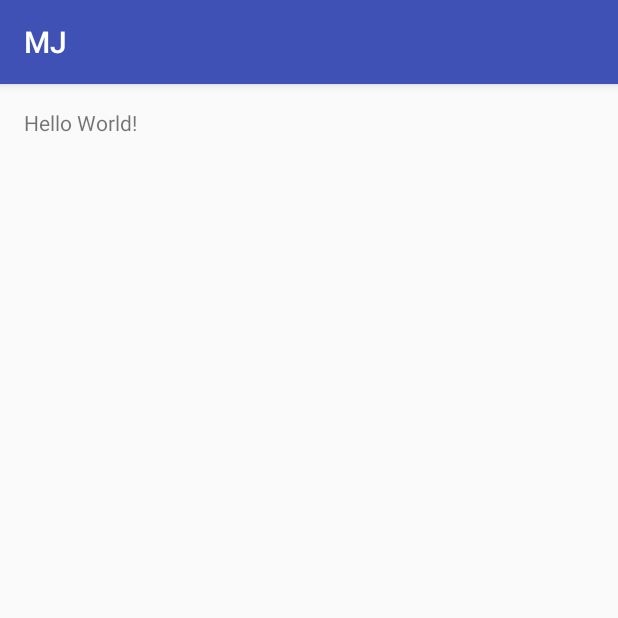
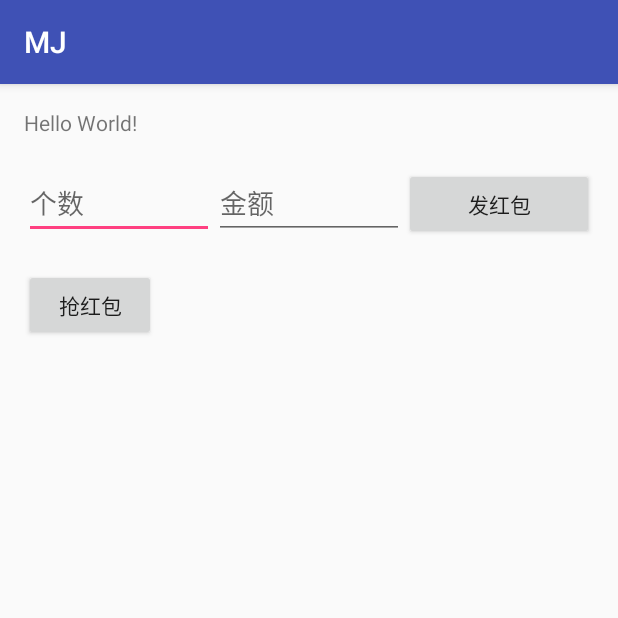
Before and after one commit to lizwangying/MJ, an Android app: the screen it shows after launch (MainActivity), on a phone screen of 412 x 824 dp, the top half of it. Run offline under Robolectric (Android 15) with nearby library versions, the phone set to English and light mode, and no system bars; our stand-ins replace ButterKnife; libraries missing offline, so code that uses them is left out: com.facebook.drawee, com.squareup.okhttp; 1 statement that could not run was skipped.

Commit message:
提交首页代码。

```diff
--- a/app/src/main/AndroidManifest.xml
+++ b/app/src/main/AndroidManifest.xml
@@ -1,6 +1,9 @@
 <?xml version="1.0" encoding="utf-8"?>
 <manifest xmlns:android="http://schemas.android.com/apk/res/android"
     package="com.dongye.mj" >
+
+    <uses-permission android:name="android.permission.INTERNET" />
+    <uses-permission android:name="android.permission.ACCESS_NETWORK_STATE" />
 
     <application
         android:name=".App"
--- a/app/src/main/java/com/dongye/mj/activity/MainActivity.java
+++ b/app/src/main/java/com/dongye/mj/activity/MainActivity.java
@@ -1,15 +1,25 @@
 package com.dongye.mj.activity;
 
-import android.support.v7.app.AppCompatActivity;
-import android.os.Bundle;
+import android.view.View;
 
+import com.dongye.mj.BaseActivity;
 import com.dongye.mj.R;
 
-public class MainActivity extends AppCompatActivity {
+public class MainActivity extends BaseActivity {
 
     @Override
-    protected void onCreate(Bundle savedInstanceState) {
-        super.onCreate(savedInstanceState);
-        setContentView(R.layout.activity_main);
+    protected int getLayoutId() {
+        return R.layout.activity_main;
+    }
+
+    @Override
+    public void initView() {
+        //初始化
+    }
+
+    @Override
+    public void onClick(View view) {
+        //点击事件写这里
+
     }
 }
--- a/app/src/main/res/layout/activity_main.xml
+++ b/app/src/main/res/layout/activity_main.xml
@@ -1,11 +1,62 @@
 <?xml version="1.0" encoding="utf-8"?>
-<RelativeLayout xmlns:android="http://schemas.android.com/apk/res/android"
-    xmlns:tools="http://schemas.android.com/tools" android:layout_width="match_parent"
-    android:layout_height="match_parent" android:paddingLeft="@dimen/activity_horizontal_margin"
-    android:paddingRight="@dimen/activity_horizontal_margin"
-    android:paddingTop="@dimen/activity_vertical_margin"
-    android:paddingBottom="@dimen/activity_vertical_margin" tools:context=".MainActivity">
+<ScrollView xmlns:android="http://schemas.android.com/apk/res/android"
+    xmlns:tools="http://schemas.android.com/tools"
+    android:layout_width="match_parent"
+    android:layout_height="match_parent">
 
-    <TextView android:text="Hello World!" android:layout_width="wrap_content"
-        android:layout_height="wrap_content" />
-</RelativeLayout>
+    <RelativeLayout
+        android:layout_width="match_parent"
+        android:layout_height="wrap_content"
+        android:paddingBottom="@dimen/activity_vertical_margin"
+        android:paddingLeft="@dimen/activity_horizontal_margin"
+        android:paddingRight="@dimen/activity_horizontal_margin"
+        android:paddingTop="@dimen/activity_vertical_margin"
+        tools:context=".MainActivity">
+
+        <TextView
+            android:id="@+id/tv"
+            android:layout_width="wrap_content"
+            android:layout_height="wrap_content"
+            android:text="Hello World!" />
+
+        <LinearLayout
+            android:id="@+id/linear"
+            android:layout_width="match_parent"
+            android:layout_height="wrap_content"
+            android:layout_below="@id/tv"
+            android:layout_marginTop="20dp"
+            android:orientation="horizontal">
+
+            <EditText
+                android:id="@+id/et_num"
+                android:layout_width="0dp"
+                android:layout_height="wrap_content"
+                android:layout_weight="1"
+                android:inputType="number"
+                android:hint="个数" />
+
+            <EditText
+                android:id="@+id/et_money"
+                android:layout_width="0dp"
+                android:layout_height="wrap_content"
+                android:layout_weight="1"
+                android:inputType="number"
+                android:hint="金额" />
+
+            <Button
+                android:id="@+id/send"
+                android:layout_width="0dp"
+                android:layout_height="wrap_content"
+                android:layout_weight="1"
+                android:text="发红包" />
+        </LinearLayout>
+
+        <Button
+            android:id="@+id/grab"
+            android:layout_width="wrap_content"
+            android:layout_height="wrap_content"
+            android:layout_below="@id/linear"
+            android:layout_marginTop="20dp"
+            android:text="抢红包" />
+    </RelativeLayout>
+</ScrollView>
```
Also changed, not shown: app/src/main/java/com/dongye/mj/activity/Test.java (added, +183 -0 lines).
